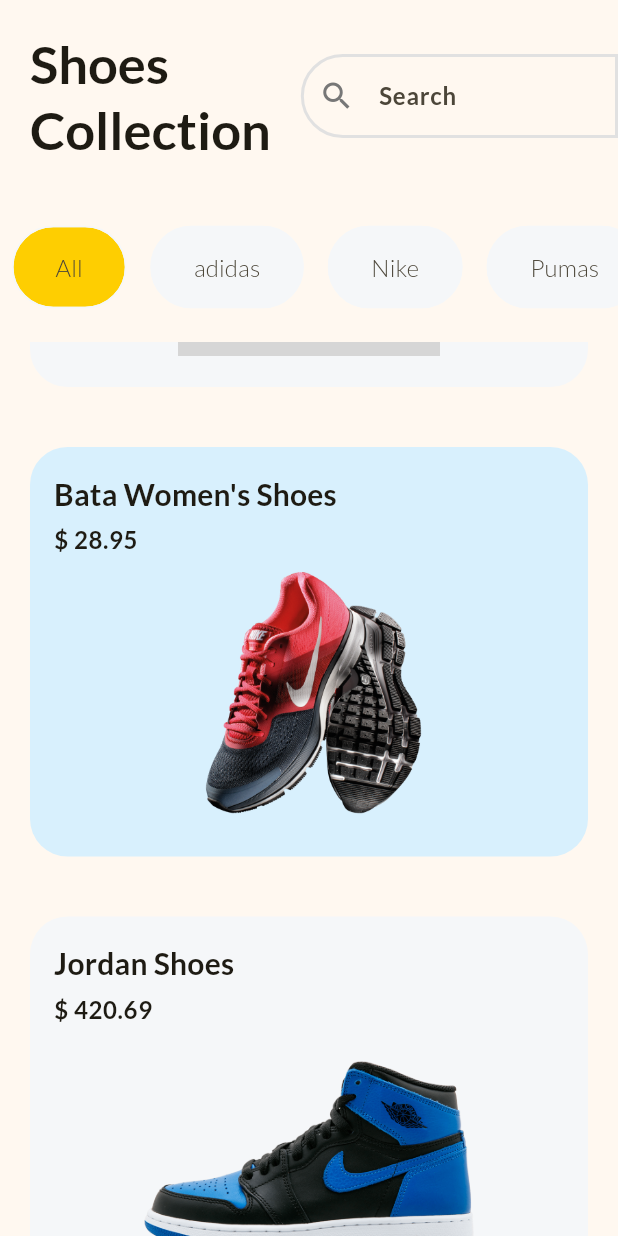
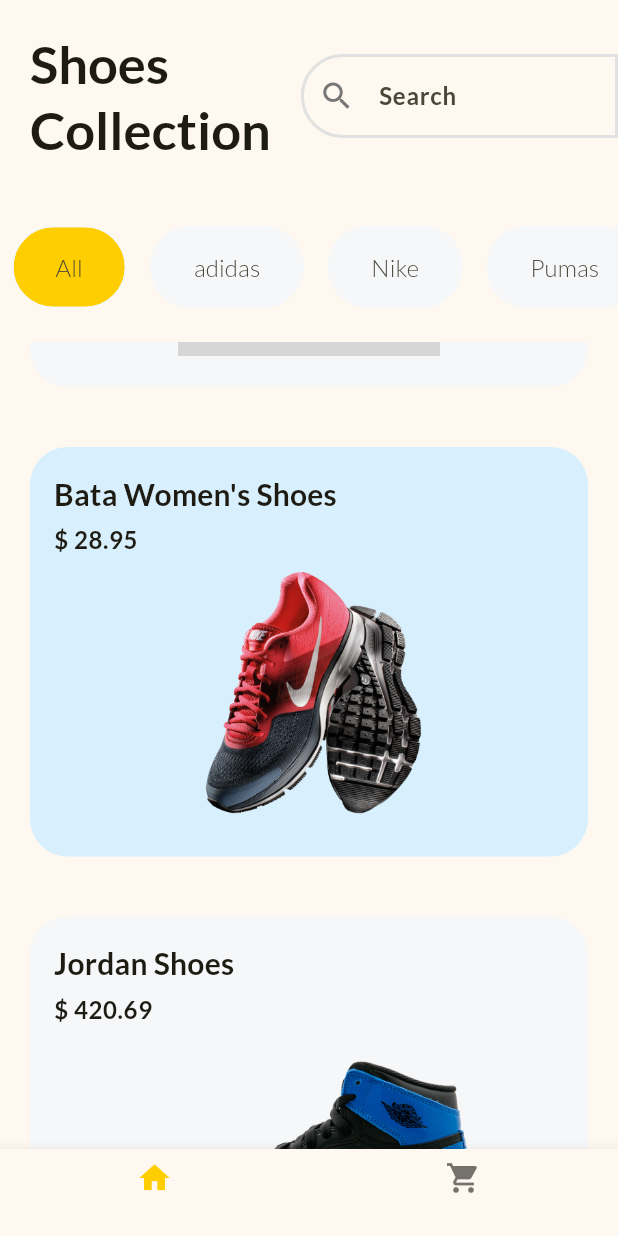
Before and after one commit to bentalla108/flutter_shoes_app, a Flutter app: the screen it shows after launch, scrolled down 576 dp, on a phone screen of 412 x 824 dp. Run offline on Flutter 3.47's test engine with Material 2 defaults, Android fonts, the phone set to English and light mode, and no system bars; grey boxes are pictures that could not be loaded.

Commit message:
Flutter : Shoes App -

```diff
--- a/lib/home_page.dart
+++ b/lib/home_page.dart
@@ -13,6 +13,7 @@ class HomePage extends StatefulWidget {
 class _HomePageState extends State<HomePage> {
   final List<String> filters = const ['All', 'adidas', 'Nike', 'Pumas'];
   late String selectedFilter;
+  int currentPage = 0;
 
   @override
   void initState() {
@@ -131,7 +132,19 @@ class _HomePageState extends State<HomePage> {
                   );
                 },
               ),
-            )
+            ),
+            BottomNavigationBar(
+                currentIndex: currentPage,
+                onTap: (value) {
+                  setState(() {
+                    currentPage = value;
+                  });
+                },
+                items: const [
+                  BottomNavigationBarItem(icon: Icon(Icons.home), label: ''),
+                  BottomNavigationBarItem(
+                      icon: Icon(Icons.shopping_cart), label: ''),
+                ])
           ],
         ),
       ),
```
